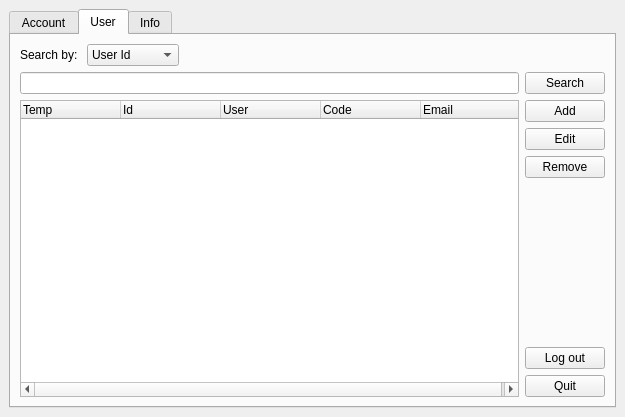
Old version of the form guimanager.ui in the repository vudaoanhtuan/libpro_v2.
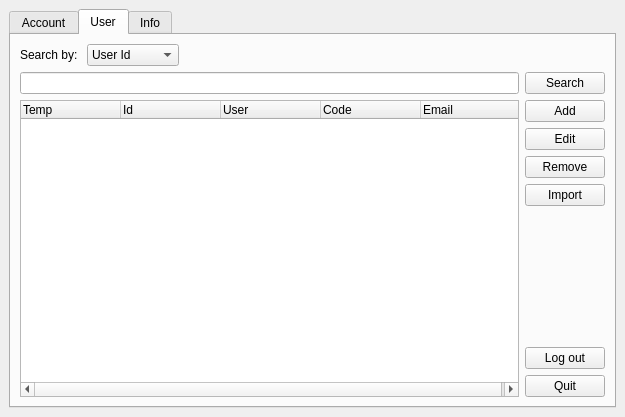
New version of the form.

Commit message: add import user

What changed in the file:
```diff
--- a/guimanager.ui
+++ b/guimanager.ui
@@ -300,6 +300,13 @@
                 </property>
                </widget>
               </item>
+              <item>
+               <widget class="QPushButton" name="butImportUser">
+                <property name="text">
+                 <string>Import</string>
+                </property>
+               </widget>
+              </item>
              </layout>
             </item>
             <item>
```
The commit also changes 3 other files.
